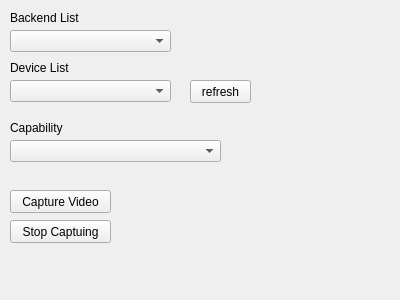
Before: the Qt Designer form test_app/mainwindow.ui in abibas/webcamCaptureNewDesign, drawn with Qt 5.
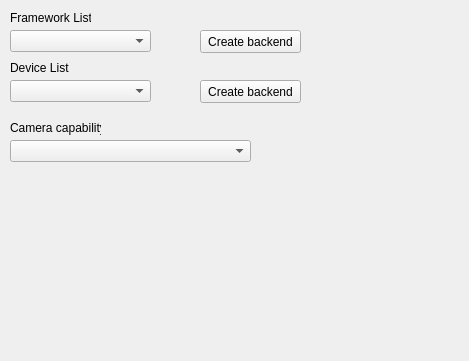
After: the same form once the commit is applied.

The edit to the form file:
```diff
--- a/test_app/mainwindow.ui
+++ b/test_app/mainwindow.ui
@@ -6,30 +6,33 @@
    <rect>
     <x>0</x>
     <y>0</y>
-    <width>400</width>
-    <height>300</height>
+    <width>469</width>
+    <height>361</height>
    </rect>
   </property>
   <property name="windowTitle">
    <string>MainWindow</string>
   </property>
-  <widget class="QWidget" name="centralWidget">
-   <widget class="QComboBox" name="deviceComboBox">
+  <widget class="QWidget" name="centralwidget">
+   <widget class="QLabel" name="label">
     <property name="geometry">
      <rect>
       <x>10</x>
-      <y>80</y>
-      <width>161</width>
-      <height>22</height>
+      <y>10</y>
+      <width>81</width>
+      <height>16</height>
      </rect>
     </property>
+    <property name="text">
+     <string>Framework List</string>
+    </property>
    </widget>
    <widget class="QLabel" name="deviceListLabel">
     <property name="geometry">
      <rect>
       <x>10</x>
       <y>60</y>
-      <width>71</width>
+      <width>81</width>
       <height>16</height>
      </rect>
     </property>
@@ -37,30 +40,50 @@
      <string>Device List</string>
     </property>
    </widget>
-   <widget class="QPushButton" name="deviceListRefresh">
+   <widget class="QComboBox" name="frameworkListComboBox">
     <property name="geometry">
      <rect>
-      <x>190</x>
-      <y>80</y>
-      <width>61</width>
+      <x>10</x>
+      <y>30</y>
+      <width>141</width>
+      <height>22</height>
+     </rect>
+    </property>
+   </widget>
+   <widget class="QPushButton" name="createBackendBtn">
+    <property name="geometry">
+     <rect>
+      <x>200</x>
+      <y>30</y>
+      <width>101</width>
       <height>23</height>
      </rect>
     </property>
     <property name="text">
-     <string>refresh</string>
+     <string>Create backend</string>
     </property>
    </widget>
-   <widget class="QLabel" name="capabilityLabel">
+   <widget class="QComboBox" name="cameraListComboBox">
     <property name="geometry">
      <rect>
       <x>10</x>
-      <y>120</y>
-      <width>71</width>
-      <height>16</height>
+      <y>80</y>
+      <width>141</width>
+      <height>22</height>
      </rect>
     </property>
+   </widget>
+   <widget class="QPushButton" name="createCameraBtn">
+    <property name="geometry">
+     <rect>
+      <x>200</x>
+      <y>80</y>
+      <width>101</width>
+      <height>23</height>
+     </rect>
+    </property>
     <property name="text">
-     <string>Capability</string>
+     <string>Create backend</string>
     </property>
    </widget>
    <widget class="QComboBox" name="capabilityComboBox">
@@ -68,63 +91,26 @@
      <rect>
       <x>10</x>
       <y>140</y>
-      <width>211</width>
+      <width>241</width>
       <height>22</height>
      </rect>
     </property>
    </widget>
-   <widget class="QPushButton" name="captureVideoBtn">
+   <widget class="QLabel" name="label_3">
     <property name="geometry">
      <rect>
       <x>10</x>
-      <y>190</y>
-      <width>101</width>
-      <height>23</height>
-     </rect>
-    </property>
-    <property name="text">
-     <string>Capture Video</string>
-    </property>
-   </widget>
-   <widget class="QPushButton" name="stopCapturingBtn">
-    <property name="geometry">
-     <rect>
-      <x>10</x>
-      <y>220</y>
-      <width>101</width>
-      <height>23</height>
-     </rect>
-    </property>
-    <property name="text">
-     <string>Stop Captuing</string>
-    </property>
-   </widget>
-   <widget class="QLabel" name="BackendListLabel">
-    <property name="geometry">
-     <rect>
-      <x>10</x>
-      <y>10</y>
-      <width>71</width>
+      <y>120</y>
+      <width>91</width>
       <height>16</height>
      </rect>
     </property>
     <property name="text">
-     <string>Backend List</string>
-    </property>
-   </widget>
-   <widget class="QComboBox" name="backendListComboBox">
-    <property name="geometry">
-     <rect>
-      <x>10</x>
-      <y>30</y>
-      <width>161</width>
-      <height>22</height>
-     </rect>
+     <string>Camera capability</string>
     </property>
    </widget>
   </widget>
  </widget>
- <layoutdefault spacing="6" margin="11"/>
  <resources/>
  <connections/>
 </ui>
```
Left out of the diff: 2 changed lines with no effect on the pictures.
